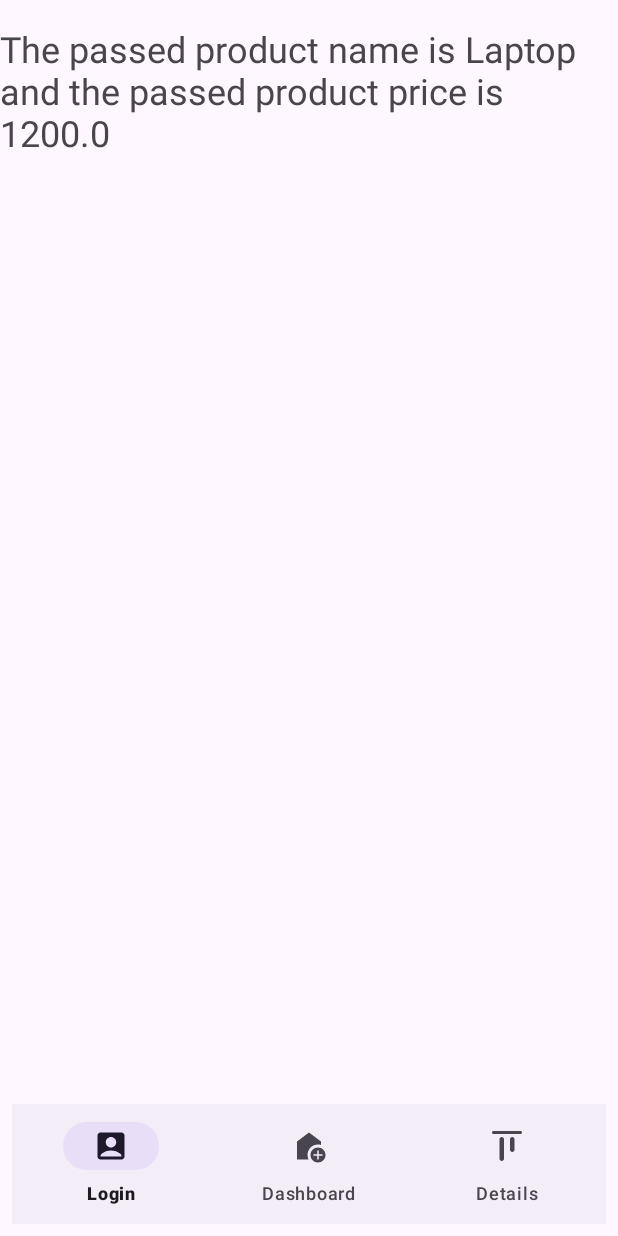
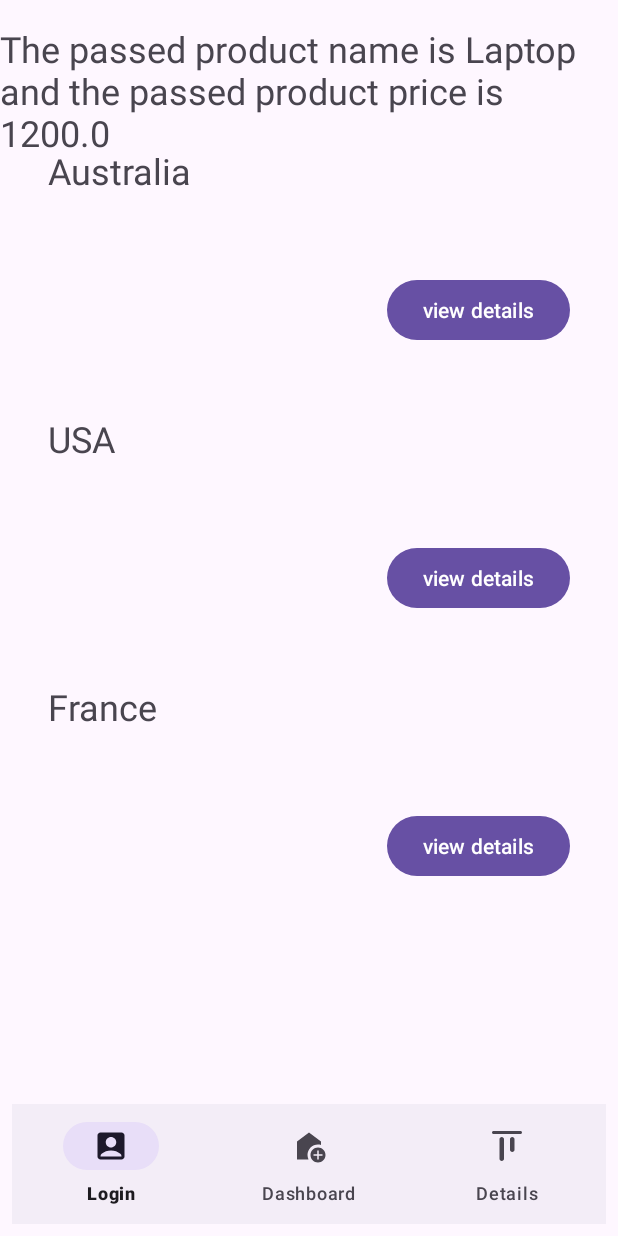
Before and after one commit to aymanibaida/nit3213h2b3, an Android app: the screen it shows after launch (MainActivity), after a tap on "Login", on a phone screen of 412 x 824 dp. Run offline under Robolectric (Android 15) with nearby library versions, the phone set to English and light mode, and no system bars; our stand-ins replace navigation-ui.

Commit message:
L6 recyclview fully implemented with static dataset

```diff
--- a/app/src/main/java/com/example/mynit32132b3/UI/DashboardFragment.kt
+++ b/app/src/main/java/com/example/mynit32132b3/UI/DashboardFragment.kt
@@ -7,7 +7,10 @@ import android.view.View
 import android.view.ViewGroup
 import android.widget.TextView
 import androidx.navigation.fragment.navArgs
+import androidx.recyclerview.widget.LinearLayoutManager
+import androidx.recyclerview.widget.RecyclerView
 import com.example.mynit32132b3.R
+import com.example.mynit32132b3.UI.recycleview.myrecycleviewadapter
 import com.example.mynit32132b3.models.Product
 
 // TODO: Rename parameter arguments, choose names that match
@@ -41,6 +44,13 @@ class DashboardFragment : Fragment() {
         super.onViewCreated(view, savedInstanceState)
         view.findViewById<TextView>(R.id.textView2).text="The passed product name is ${product.name} and the passed product price is ${product.price}"
 
+       val recycleview=view.findViewById<RecyclerView>(R.id.myrecycleView)
+
+        val mydataset=listOf("Australia","USA","France")
+        val adapter=myrecycleviewadapter(mydataset)
+        recycleview.adapter= adapter
+
+
     }
     override fun onCreateView(
         inflater: LayoutInflater, container: ViewGroup?,
--- a/app/src/main/res/layout/fragment_dashboard.xml
+++ b/app/src/main/res/layout/fragment_dashboard.xml
@@ -20,11 +20,14 @@
         app:layout_constraintTop_toTopOf="parent" />
 
     <androidx.recyclerview.widget.RecyclerView
+        android:id="@+id/myrecycleView"
         android:layout_width="0dp"
         android:layout_height="841dp"
         android:layout_marginStart="16dp"
         android:layout_marginTop="16dp"
         android:layout_marginEnd="16dp"
+        app:layoutManager="androidx.recyclerview.widget.LinearLayoutManager"
+        android:orientation="vertical"
         app:layout_constraintBottom_toBottomOf="parent"
         app:layout_constraintEnd_toEndOf="parent"
         app:layout_constraintStart_toStartOf="parent"
```
